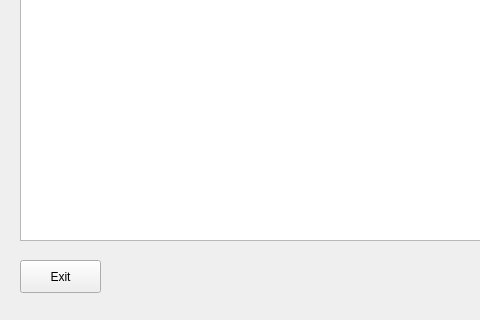
This is print_queue.ui in WhiteW0lf00/supreme_ulterior_interior as Qt 5 draws it before an edit; both pictures show x 0 to 480 and y 160 to 480 of the 800 by 480 pixel window. The edited form follows.
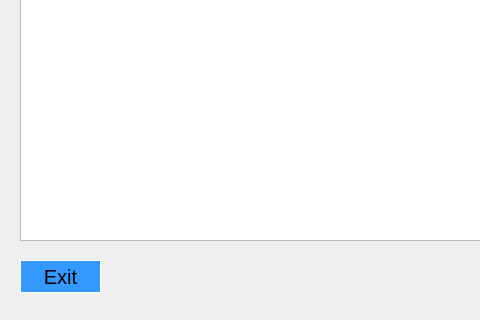
This is the edited form.

Patch:
```diff
--- a/print_queue.ui
+++ b/print_queue.ui
@@ -96,6 +96,14 @@
      <height>33</height>
     </rect>
    </property>
+   <property name="font">
+    <font>
+     <pointsize>15</pointsize>
+    </font>
+   </property>
+   <property name="styleSheet">
+    <string notr="true">background-color: #3399ff; border: 1px solid white</string>
+   </property>
    <property name="text">
     <string>Exit</string>
    </property>
```
